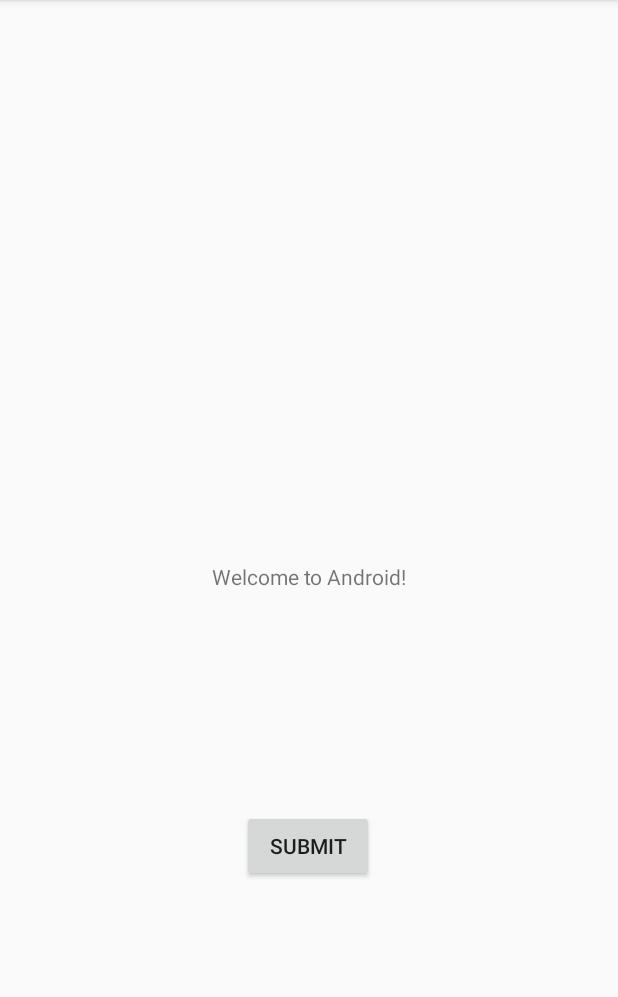
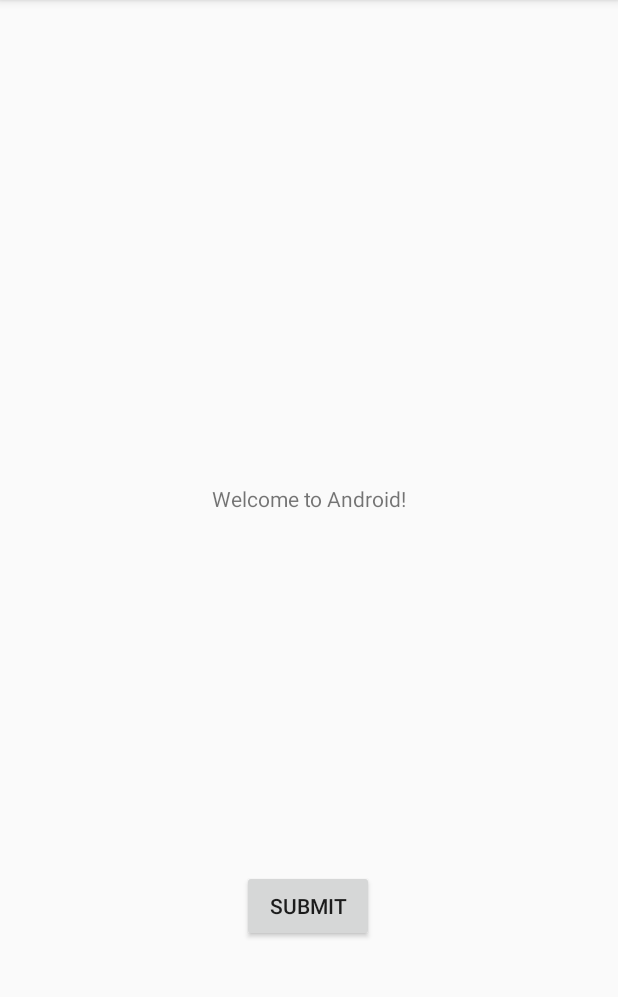
Before and after one commit to CS407-Fall-2021/lab1-brumm-ryan, an Android app: the screen it shows after launch (LabActivity), on a phone screen of 412 x 824 dp, the part 84-1081 px from its top. Run offline under Robolectric (Android 15) with nearby library versions, the phone set to English and light mode, and no system bars.

Commit message:
Updated button placement to eliminate overlap with text

```diff
--- a/app/src/main/res/layout/activity_main.xml
+++ b/app/src/main/res/layout/activity_main.xml
@@ -14,13 +14,14 @@
         app:layout_constraintBottom_toBottomOf="parent"
         app:layout_constraintLeft_toLeftOf="parent"
         app:layout_constraintRight_toRightOf="parent"
-        app:layout_constraintTop_toTopOf="parent" />
+        app:layout_constraintTop_toTopOf="parent"
+        app:layout_constraintVertical_bias="0.431" />
 
     <Button
         android:id="@+id/button"
         android:layout_width="wrap_content"
         android:layout_height="wrap_content"
-        android:layout_marginBottom="180dp"
+        android:layout_marginBottom="140dp"
         android:text="Submit"
         app:layout_constraintBottom_toBottomOf="parent"
         app:layout_constraintEnd_toEndOf="parent"
```
